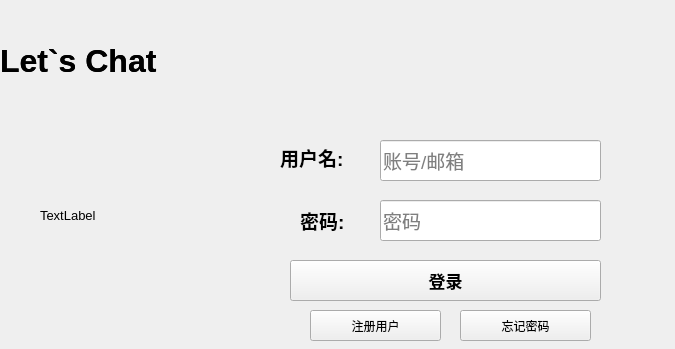
Qt form client/loginWindow/userLogin.ui (A-Yu-cn/sqq) before a commit.
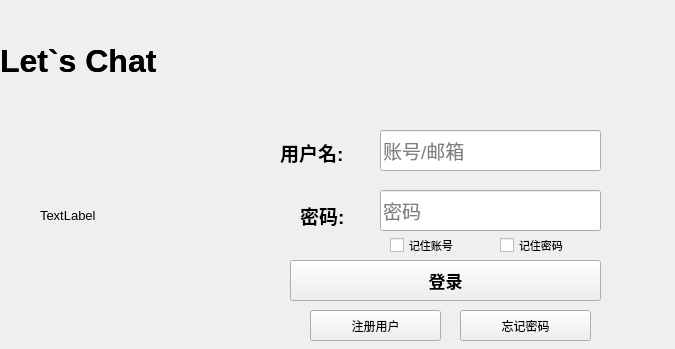
The same form after that commit.

Commit message: 记住用户名和密码

Diff of the .ui file:
```diff
--- a/client/loginWindow/userLogin.ui
+++ b/client/loginWindow/userLogin.ui
@@ -45,7 +45,7 @@
    <property name="geometry">
     <rect>
      <x>280</x>
-     <y>145</y>
+     <y>140</y>
      <width>81</width>
      <height>25</height>
     </rect>
@@ -65,7 +65,7 @@
    <property name="geometry">
     <rect>
      <x>300</x>
-     <y>205</y>
+     <y>200</y>
      <width>61</width>
      <height>31</height>
     </rect>
@@ -111,7 +111,7 @@
    <property name="geometry">
     <rect>
      <x>380</x>
-     <y>200</y>
+     <y>190</y>
      <width>221</width>
      <height>41</height>
     </rect>
@@ -129,7 +129,7 @@
    <property name="geometry">
     <rect>
      <x>380</x>
-     <y>140</y>
+     <y>130</y>
      <width>221</width>
      <height>41</height>
     </rect>
@@ -231,6 +231,42 @@
     <string>忘记密码</string>
    </property>
   </widget>
+  <widget class="QCheckBox" name="checkBox">
+   <property name="geometry">
+    <rect>
+     <x>390</x>
+     <y>235</y>
+     <width>91</width>
+     <height>20</height>
+    </rect>
+   </property>
+   <property name="font">
+    <font>
+     <pointsize>8</pointsize>
+    </font>
+   </property>
+   <property name="text">
+    <string>记住账号</string>
+   </property>
+  </widget>
+  <widget class="QCheckBox" name="checkBox_2">
+   <property name="geometry">
+    <rect>
+     <x>500</x>
+     <y>235</y>
+     <width>91</width>
+     <height>20</height>
+    </rect>
+   </property>
+   <property name="font">
+    <font>
+     <pointsize>8</pointsize>
+    </font>
+   </property>
+   <property name="text">
+    <string>记住密码</string>
+   </property>
+  </widget>
  </widget>
  <resources/>
  <connections/>
```
The commit also changes 5 other files.
